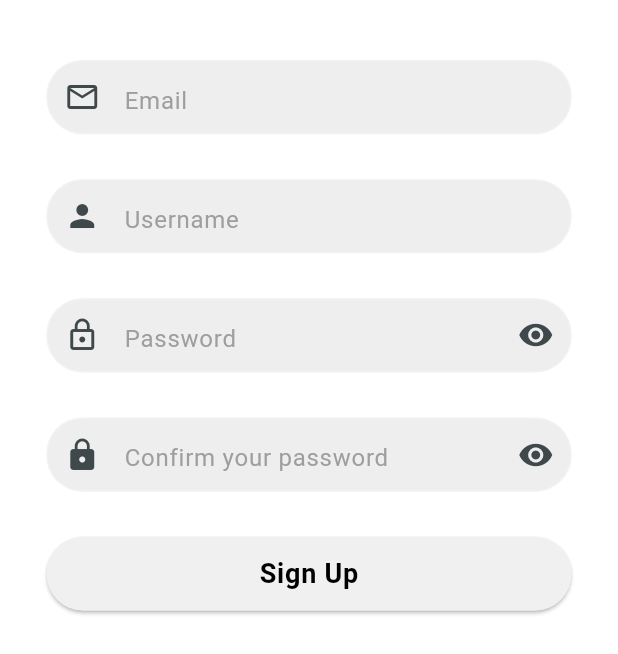
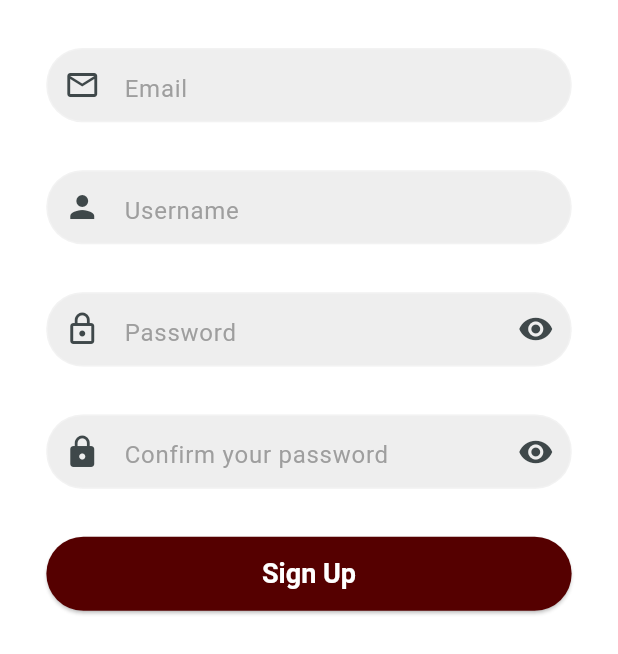
Before and after one commit to rostikKalabishka/Ai-FitCoach, a Flutter app: the SignUpScreen screen opened directly, on a phone screen of 412 x 824 dp. Shown: the top 654 px of the screen. Run offline on Flutter 3.47's test engine with Material 3 defaults, Android fonts, the phone set to English and light mode, and no system bars; our stand-ins replace auto_route, bloc, cloud_firestore, equatable, firebase_auth, firebase_core and 11 more; missing offline and left inert: flutter_facebook_auth; accounts and stored records are empty; generated files the repository leaves out were written again.

Commit message:
refactoring: lang, buttons. styling: welcome, auth

```diff
--- a/lib/features/auth/sign_up/sign_up_screen.dart
+++ b/lib/features/auth/sign_up/sign_up_screen.dart
@@ -33,7 +33,8 @@ class _SignUpScreenState extends State<SignUpScreen> {
           child: Column(
             crossAxisAlignment: CrossAxisAlignment.center,
             children: [
-              SizedBox(height: 40),
+              Padding(
+                  padding: EdgeInsets.symmetric(horizontal: 16, vertical: 16)),
               Center(
                 child: SizedBox(
                   width: MediaQuery.of(context).size.width * 0.85,
@@ -48,7 +49,8 @@ class _SignUpScreenState extends State<SignUpScreen> {
                       validator: (val) => FormValidators.emailValidator(val)),
                 ),
               ),
-              SizedBox(height: 30),
+              Padding(
+                  padding: EdgeInsets.symmetric(horizontal: 16, vertical: 16)),
               Center(
                 child: SizedBox(
                   width: MediaQuery.of(context).size.width * 0.85,
@@ -64,9 +66,8 @@ class _SignUpScreenState extends State<SignUpScreen> {
                           FormValidators.usernameValidator(val)),
                 ),
               ),
-              SizedBox(
-                height: 30,
-              ),
+              Padding(
+                  padding: EdgeInsets.symmetric(horizontal: 16, vertical: 16)),
               Center(
                 child: SizedBox(
                   width: MediaQuery.of(context).size.width * 0.85,
@@ -91,9 +92,8 @@ class _SignUpScreenState extends State<SignUpScreen> {
                   ),
                 ),
               ),
-              SizedBox(
-                height: 30,
-              ),
+              Padding(
+                  padding: EdgeInsets.symmetric(horizontal: 16, vertical: 16)),
               Center(
                 child: SizedBox(
                   width: MediaQuery.of(context).size.width * 0.85,
@@ -122,9 +122,8 @@ class _SignUpScreenState extends State<SignUpScreen> {
                   ),
                 ),
               ),
-              SizedBox(
-                height: 30,
-              ),
+              Padding(
+                  padding: EdgeInsets.symmetric(horizontal: 16, vertical: 16)),
               SizedBox(
                 width: MediaQuery.of(context).size.width * 0.85,
                 height: MediaQuery.of(context).size.width * 0.12,
@@ -134,7 +133,8 @@ class _SignUpScreenState extends State<SignUpScreen> {
                     },
                     child: Text(
                       'Sign Up',
-                      style: theme.textTheme.labelSmall,
+                      style:
+                          theme.textTheme.displaySmall?.copyWith(fontSize: 18),
                     )),
               )
             ],
--- a/lib/ui/theme/app_const.dart
+++ b/lib/ui/theme/app_const.dart
@@ -15,6 +15,8 @@ abstract class AppConst {
       'assets/images/onboarding/onboarding5.png';
 
   static const String logo = 'assets/images/welcome/logo.jpg';
+
+  static const String logo2 = 'assets/images/welcome/logo2.jpg';
 
   static const String welcomeBackground =
       'assets/images/welcome/welcome_screen_background.png';
--- a/lib/ui/theme/theme.dart
+++ b/lib/ui/theme/theme.dart
@@ -27,7 +27,7 @@ final themeDark = ThemeData.dark().copyWith(
   elevatedButtonTheme: ElevatedButtonThemeData(
     style: ButtonStyle(
       backgroundColor: WidgetStateColor.resolveWith(
-        (states) => const Color.fromARGB(255, 66, 66, 66),
+        (states) => const Color.fromARGB(255, 85, 0, 0),
       ),
     ),
   ),
@@ -75,7 +75,7 @@ final themeLight = ThemeData.light().copyWith(
   elevatedButtonTheme: ElevatedButtonThemeData(
     style: ButtonStyle(
       backgroundColor: WidgetStateColor.resolveWith(
-        (states) => const Color(0xFFF0F0F0),
+        (states) => const Color.fromARGB(255, 85, 0, 0),
       ),
     ),
   ),
```
Also changed, not shown: lib/features/auth/auth_screen/auth_screen.dart (+5 -5 lines), lib/features/auth/sign_in/sign_in_screen.dart (+4 -4 lines), lib/features/auth/welcome/welcome_screen.dart (+59 -40 lines), lib/features/settings/language_localization_screen/language_localization_screen.dart (+39 -69 lines), lib/features/settings/settings_screen/settings_screen.dart (+46 -16 lines), assets/images/welcome/logo2.jpg (added).
